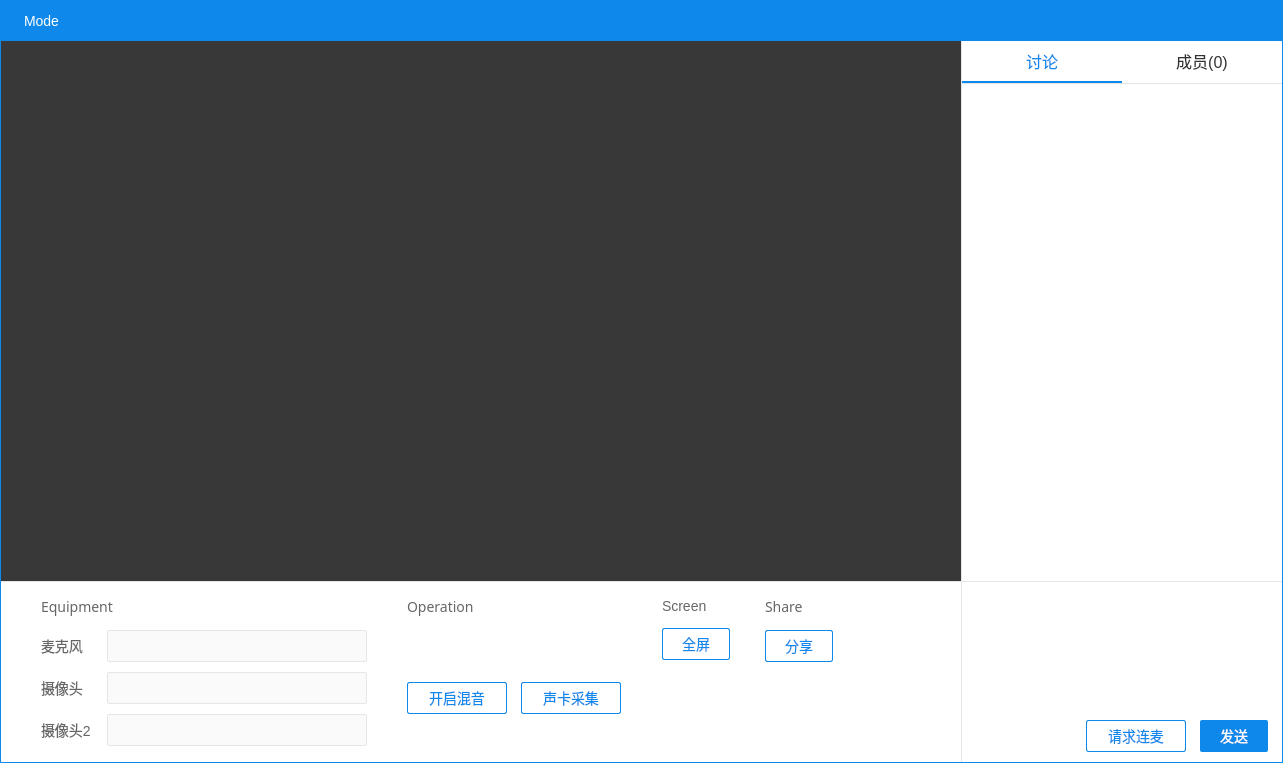
This is windows/LiveDemo5/ZegoLiveDemo/ZegoLiveRoomDialog.ui in 1815368076/ZegoLiveDemo5Rtp as Qt 5 draws it before an edit. The edited form follows.
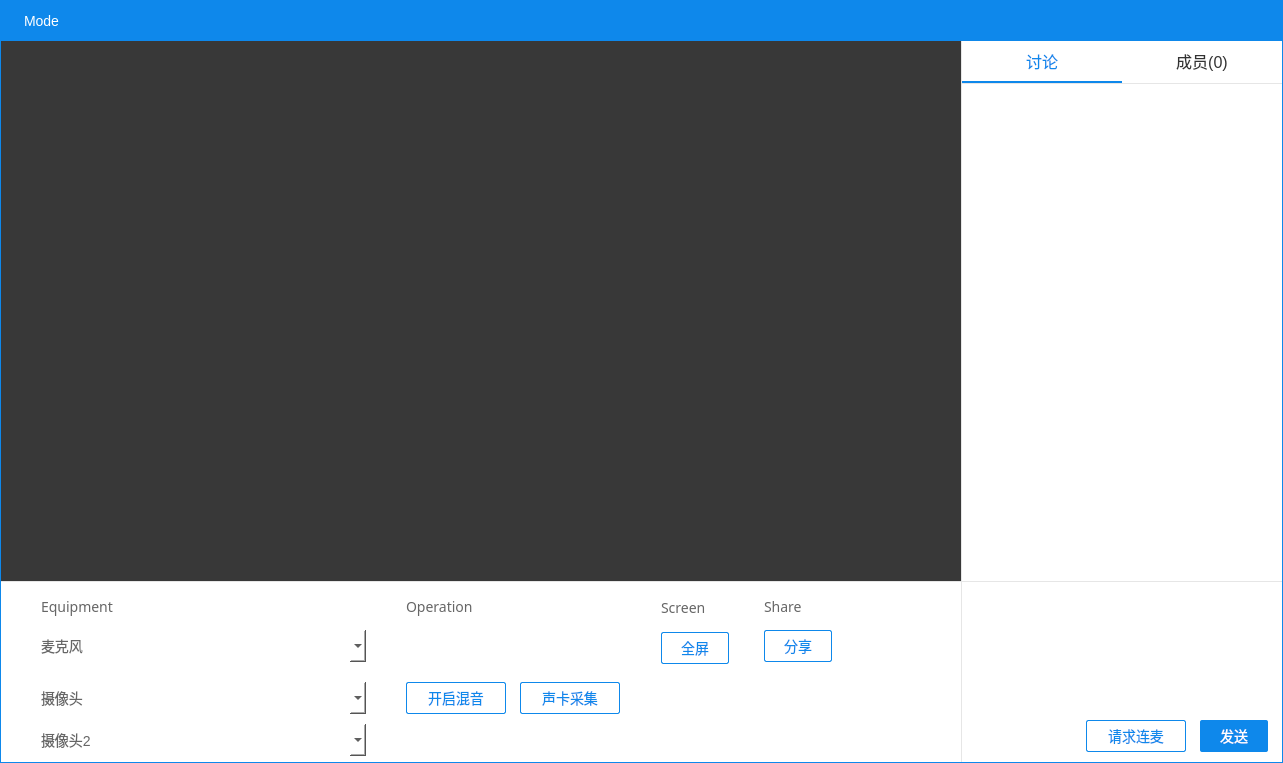
This is the edited form. Icons and pictures are not drawn. Custom widgets are drawn as their Qt base class.

Commit message: Update LiveDemo5, Version: 180122_161927_master-0-g4c99f8a_bn107_Demo5UDP3

Diff of the .ui file:
```diff
--- a/windows/LiveDemo5/ZegoLiveDemo/ZegoLiveRoomDialog.ui
+++ b/windows/LiveDemo5/ZegoLiveDemo/ZegoLiveRoomDialog.ui
@@ -751,7 +751,7 @@
           <property name="styleSheet">
            <string notr="true">background-color: #ffffff;</string>
           </property>
-          <layout class="QHBoxLayout" name="horizontalLayout_6">
+          <layout class="QVBoxLayout" name="verticalLayout_12">
            <property name="spacing">
             <number>0</number>
            </property>
@@ -768,7 +768,7 @@
             <number>0</number>
            </property>
            <item>
-            <layout class="QHBoxLayout" name="horizontalLayout_3">
+            <layout class="QHBoxLayout" name="horizontalLayout_9">
              <property name="spacing">
               <number>0</number>
              </property>
@@ -793,10 +793,7 @@
                <property name="spacing">
                 <number>0</number>
                </property>
-               <property name="leftMargin">
-                <number>0</number>
-               </property>
-               <property name="topMargin">
+               <property name="bottomMargin">
                 <number>0</number>
                </property>
                <item>
@@ -862,14 +859,11 @@
                 </spacer>
                </item>
                <item>
-                <layout class="QFormLayout" name="formLayout">
-                 <property name="horizontalSpacing">
-                  <number>16</number>
+                <layout class="QHBoxLayout" name="horizontalLayout_3">
+                 <property name="spacing">
+                  <number>0</number>
                  </property>
-                 <property name="verticalSpacing">
-                  <number>10</number>
-                 </property>
-                 <item row="0" column="0">
+                 <item>
                   <widget class="QLabel" name="m_lbMircoPhone">
                    <property name="styleSheet">
                     <string notr="true">QLabel:!enabled{
@@ -889,8 +883,24 @@
                    </property>
                   </widget>
                  </item>
-                 <item row="0" column="1">
-                  <widget class="ZegoDeviceComboBox" name="m_cbMircoPhone">
+                 <item>
+                  <spacer name="horizontalSpacer_13">
+                   <property name="orientation">
+                    <enum>Qt::Horizontal</enum>
+                   </property>
+                   <property name="sizeType">
+                    <enum>QSizePolicy::Preferred</enum>
+                   </property>
+                   <property name="sizeHint" stdset="0">
+                    <size>
+                     <width>20</width>
+                     <height>20</height>
+                    </size>
+                   </property>
+                  </spacer>
+                 </item>
+                 <item>
+                  <widget class="ZegoComboBox" name="m_cbMircoPhone">
                    <property name="minimumSize">
                     <size>
                      <width>260</width>
@@ -903,93 +913,35 @@
                      <height>32</height>
                     </size>
                    </property>
-                   <property name="styleSheet">
-                    <string notr="true">  QComboBox{
-     padding-left: 10px;
- }
-
- QComboBox:!enabled{
-    border: 1px solid #e6e6e6;
-    border-radius: 2px;
-    font-family: 微软雅黑;
-    font-size: 16px;
-	background-color: #fafafa;
-	color: #cccccc;
- }
-
- QComboBox:enabled:!hover{
-    border: 1px solid #e6e6e6;
-    border-radius: 2px;
-    font-family: 微软雅黑;
-    font-size: 16px;
-	background-color: #fafafa;
-	color: #666666;
-}
-QComboBox:enabled:hover{
-     border: 1px solid #0e88eb;
-     border-radius: 2px;
-     font-family: 微软雅黑;
-     font-size: 16px;
-	 background-color: #fafafa;
-	 color: #666666;
-}
-
-QComboBox::drop-down{
-    subcontrol-origin: padding;
-    subcontrol-position: top right;
-    width: 20px;
- 
-    border-left-width: 1px;
-
-    border-top-right-radius: 2px; /* same radius as the QComboBox */
-    border-bottom-right-radius: 2px;
-
- }
-
- QComboBox::down-arrow{
-
-     border-image: url(:/Resources/images/down_arrow.png);
- }
-
- 
-  QComboBox QAbstractItemView{
-     font-family: 微软雅黑;
-     font-size: 14px;
-     border: 1px solid #0e88eb;
-	 background-color: #ffffff;
-	 border-radius: 2px;
-	 
-  }
-
- QComboBox QAbstractItemView::item{
-     
-     height: 32px;
-	 font-family: 微软雅黑;
-     font-size: 14px;
-	 color: #666666;
-	 background-color: #ffffff;
-	 padding-left: 10px;
-	 padding-right: 10px;
- }
-
- QComboBox QAbstractItemView::item:hover{
-     
-     height: 32px;
-	 font-family: 微软雅黑;
-     font-size: 14px;
-	 color: #ffffff;
-	 background-color: #0e88eb;
-	 padding-left: 10px;
-	 padding-right: 10px;
- }
-</string>
-                   </property>
                    <property name="frame">
                     <bool>true</bool>
                    </property>
                   </widget>
                  </item>
-                 <item row="1" column="0">
+                </layout>
+               </item>
+               <item>
+                <spacer name="m_vSpacer">
+                 <property name="orientation">
+                  <enum>Qt::Vertical</enum>
+                 </property>
+                 <property name="sizeType">
+                  <enum>QSizePolicy::Fixed</enum>
+                 </property>
+                 <property name="sizeHint" stdset="0">
+                  <size>
+                   <width>20</width>
+                   <height>20</height>
+                  </size>
+                 </property>
+                </spacer>
+               </item>
+               <item>
+                <layout class="QHBoxLayout" name="horizontalLayout_6">
+                 <property name="spacing">
+                  <number>0</number>
+                 </property>
+                 <item>
                   <widget class="QLabel" name="m_lbCamera">
                    <property name="styleSheet">
                     <string notr="true">QLabel:!enabled{
@@ -1009,8 +961,24 @@
                    </property>
                   </widget>
                  </item>
-                 <item row="1" column="1">
-                  <widget class="ZegoDeviceComboBox" name="m_cbCamera">
+                 <item>
+                  <spacer name="horizontalSpacer_14">
+                   <property name="orientation">
+                    <enum>Qt::Horizontal</enum>
+                   </property>
+                   <property name="sizeType">
+                    <enum>QSizePolicy::Preferred</enum>
+                   </property>
+                   <property name="sizeHint" stdset="0">
+                    <size>
+                     <width>20</width>
+                     <height>20</height>
+                    </size>
+                   </property>
+                  </spacer>
+                 </item>
+                 <item>
+                  <widget class="ZegoComboBox" name="m_cbCamera">
                    <property name="minimumSize">
                     <size>
                      <width>260</width>
@@ -1023,90 +991,32 @@
                      <height>32</height>
                     </size>
                    </property>
-                   <property name="styleSheet">
-                    <string notr="true">  QComboBox{
-     padding-left: 10px;
- }
-
- QComboBox:!enabled{
-    border: 1px solid #e6e6e6;
-    border-radius: 2px;
-    font-family: 微软雅黑;
-    font-size: 16px;
-	background-color: #fafafa;
-	color: #cccccc;
- }
-
- QComboBox:enabled:!hover{
-    border: 1px solid #e6e6e6;
-    border-radius: 2px;
-    font-family: 微软雅黑;
-    font-size: 16px;
-	background-color: #fafafa;
-	color: #666666;
-}
-QComboBox:enabled:hover{
-     border: 1px solid #0e88eb;
-     border-radius: 2px;
-     font-family: 微软雅黑;
-     font-size: 16px;
-	 background-color: #fafafa;
-	 color: #666666;
-}
-
-QComboBox::drop-down{
-    subcontrol-origin: padding;
-    subcontrol-position: top right;
-    width: 20px;
- 
-    border-left-width: 1px;
-
-    border-top-right-radius: 2px; /* same radius as the QComboBox */
-    border-bottom-right-radius: 2px;
-
- }
-
- QComboBox::down-arrow{
-
-     border-image: url(:/Resources/images/down_arrow.png);
- }
-
- 
-  QComboBox QAbstractItemView{
-     font-family: 微软雅黑;
-     font-size: 14px;
-     border: 1px solid #0e88eb;
-	 background-color: #ffffff;
-	 border-radius: 2px;
-	 
-  }
-
- QComboBox QAbstractItemView::item{
-     
-     height: 32px;
-	 font-family: 微软雅黑;
-     font-size: 14px;
-	 color: #666666;
-	 background-color: #ffffff;
-	 padding-left: 10px;
-	 padding-right: 10px;
- }
-
- QComboBox QAbstractItemView::item:hover{
-     
-     height: 32px;
-	 font-family: 微软雅黑;
-     font-size: 14px;
-	 color: #ffffff;
-	 background-color: #0e88eb;
-	 padding-left: 10px;
-	 padding-right: 10px;
- }
-</string>
-                   </property>
                   </widget>
                  </item>
-                 <item row="2" column="0">
+                </layout>
+               </item>
+               <item>
+                <spacer name="verticalSpacer_17">
+                 <property name="orientation">
+                  <enum>Qt::Vertical</enum>
+                 </property>
+                 <property name="sizeType">
+                  <enum>QSizePolicy::Fixed</enum>
+                 </property>
+                 <property name="sizeHint" stdset="0">
+                  <size>
+                   <width>20</width>
+                   <height>10</height>
+                  </size>
+                 </property>
+                </spacer>
+               </item>
+               <item>
+                <layout class="QHBoxLayout" name="horizontalLayout_7">
+                 <property name="spacing">
+                  <number>0</number>
+                 </property>
+                 <item>
                   <widget class="QLabel" name="m_lbCamera2">
                    <property name="styleSheet">
                     <string notr="true">QLabel:!enabled{
@@ -1126,95 +1036,30 @@
                    </property>
                   </widget>
                  </item>
-                 <item row="2" column="1">
-                  <widget class="ZegoDeviceComboBox" name="m_cbCamera2">
+                 <item>
+                  <spacer name="horizontalSpacer_15">
+                   <property name="orientation">
+                    <enum>Qt::Horizontal</enum>
+                   </property>
+                   <property name="sizeType">
+                    <enum>QSizePolicy::Preferred</enum>
+                   </property>
+                   <property name="sizeHint" stdset="0">
+                    <size>
+                     <width>15</width>
+                     <height>20</height>
+                    </size>
+                   </property>
+                  </spacer>
+                 </item>
+                 <item>
+                  <widget class="ZegoComboBox" name="m_cbCamera2">
                    <property name="minimumSize">
                     <size>
                      <width>260</width>
                      <height>32</height>
                     </size>
                    </property>
-                   <property name="styleSheet">
-                    <string notr="true">  QComboBox{
-     padding-left: 10px;
- }
-
- QComboBox:!enabled{
-    border: 1px solid #e6e6e6;
-    border-radius: 2px;
-    font-family: 微软雅黑;
-    font-size: 16px;
-	background-color: #fafafa;
-	color: #cccccc;
- }
-
- QComboBox:enabled:!hover{
-    border: 1px solid #e6e6e6;
-    border-radius: 2px;
-    font-family: 微软雅黑;
-    font-size: 16px;
-	background-color: #fafafa;
-	color: #666666;
-}
-QComboBox:enabled:hover{
-     border: 1px solid #0e88eb;
-     border-radius: 2px;
-     font-family: 微软雅黑;
-     font-size: 16px;
-	 background-color: #fafafa;
-	 color: #666666;
-}
-
-QComboBox::drop-down{
-    subcontrol-origin: padding;
-    subcontrol-position: top right;
-    width: 20px;
- 
-    border-left-width: 1px;
-
-    border-top-right-radius: 2px; /* same radius as the QComboBox */
-    border-bottom-right-radius: 2px;
-
- }
-
- QComboBox::down-arrow{
-
-     border-image: url(:/Resources/images/down_arrow.png);
- }
-
- 
-  QComboBox QAbstractItemView{
-     font-family: 微软雅黑;
-     font-size: 14px;
-     border: 1px solid #0e88eb;
-	 background-color: #ffffff;
-	 border-radius: 2px;
-	 
-  }
-
- QComboBox QAbstractItemView::item{
-     
-     height: 32px;
-	 font-family: 微软雅黑;
-     font-size: 14px;
-	 color: #666666;
-	 background-color: #ffffff;
-	 padding-left: 10px;
-	 padding-right: 10px;
- }
-
- QComboBox QAbstractItemView::item:hover{
-     
-     height: 32px;
-	 font-family: 微软雅黑;
-     font-size: 14px;
-	 color: #ffffff;
-	 background-color: #0e88eb;
-	 padding-left: 10px;
-	 padding-right: 10px;
- }
-</string>
-                   </property>
                   </widget>
                  </item>
                 </layout>
@@ -1335,19 +1180,6 @@
                    <property name="cursor">
                     <cursorShape>PointingHandCursor</cursorShape>
                    </property>
-                   <property name="styleSheet">
-                    <string notr="true">QPushButton:!enabled{
-    border-image: url(:/Resources/images/microphone_disabled.png);
-}
-
-QPushButton:enabled:!checked{
-    border-image: url(:/Resources/images/microphone_off.png);
-}
-
-QPushButton:enabled:checked{
-    border-image: url(:/Resources/images/microphone_on.png);
-}</string>
-                   </property>
                    <property name="text">
                     <string/>
                    </property>
@@ -1398,15 +1230,6 @@
                    <property name="cursor">
                     <cursorShape>PointingHandCursor</cursorShape>
                    </property>
-                   <property name="styleSheet">
-                    <string notr="true">QPushButton:!checked{
-    border-image: url(:/Resources/images/sound_off.png);
-}
-
-QPushButton:checked{
-    border-image: url(:/Resources/images/sound_on.png);
-}</string>
-                   </property>
                    <property name="text">
                     <string/>
                    </property>
@@ -1547,7 +1370,7 @@
                    </property>
                    <property name="maximumSize">
                     <size>
-                     <width>100</width>
+                     <width>180</width>
                      <height>32</height>
                     </size>
                    </property>
@@ -1618,10 +1441,13 @@
                  <property name="orientation">
                   <enum>Qt::Vertical</enum>
                  </property>
+                 <property name="sizeType">
+                  <enum>QSizePolicy::Fixed</enum>
+                 </property>
                  <property name="sizeHint" stdset="0">
                   <size>
                    <width>20</width>
-                   <height>40</height>
+                   <height>10</height>
                   </size>
                  </property>
                 </spacer>
@@ -1679,6 +1505,12 @@
                    <height>16777215</height>
                   </size>
                  </property>
+                 <property name="font">
+                  <font>
+                   <family>微软雅黑</family>
+                   <pointsize>-1</pointsize>
+                  </font>
+                 </property>
                  <property name="styleSheet">
                   <string notr="true">font-family: 微软雅黑;
 font-size: 14px;
@@ -1715,7 +1547,7 @@
                  </property>
                  <property name="maximumSize">
                   <size>
-                   <width>68</width>
+                   <width>80</width>
                    <height>32</height>
                   </size>
                  </property>
@@ -1947,7 +1779,7 @@
                </property>
                <property name="sizeHint" stdset="0">
                 <size>
-                 <width>112</width>
+                 <width>100</width>
                  <height>20</height>
                 </size>
                </property>
@@ -1955,6 +1787,22 @@
              </item>
             </layout>
            </item>
+           <item>
+            <spacer name="verticalSpacer_18">
+             <property name="orientation">
+              <enum>Qt::Vertical</enum>
+             </property>
+             <property name="sizeType">
+              <enum>QSizePolicy::Preferred</enum>
+             </property>
+             <property name="sizeHint" stdset="0">
+              <size>
+               <width>20</width>
+               <height>30</height>
+              </size>
+             </property>
+            </spacer>
+           </item>
           </layout>
          </widget>
         </item>
@@ -2267,16 +2115,26 @@
   </layout>
  </widget>
  <customwidgets>
+  <customwidget>
+   <class>ZegoImageButton</class>
+   <extends>QPushButton</extends>
+   <header>ZegoImageButton.h</header>
+  </customwidget>
+  <customwidget>
+   <class>ZegoSwitchButton</class>
+   <extends>QPushButton</extends>
+   <header location="global">ZegoSwitchButton.h</header>
+  </customwidget>
+  <customwidget>
+   <class>ZegoComboBox</class>
+   <extends>QComboBox</extends>
+   <header location="global">ZegoComboBox.h</header>
+  </customwidget>
   <customwidget>
    <class>ZegoMicrophoneButton</class>
    <extends>QPushButton</extends>
    <header location="global">ZegoMicrophoneButton.h</header>
   </customwidget>
-  <customwidget>
-   <class>ZegoDeviceComboBox</class>
-   <extends>QComboBox</extends>
-   <header location="global">ZegoDeviceComboBox.h</header>
-  </customwidget>
  </customwidgets>
  <resources>
   <include location="style.qrc"/>
```
Left out of the diff: 19 changed lines with no effect on the pictures. The commit also changes 161 other files.
